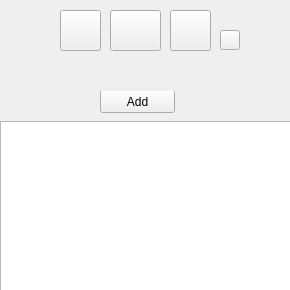
Old version of the form player.ui in the repository Vemestael/PyQT5-Player.
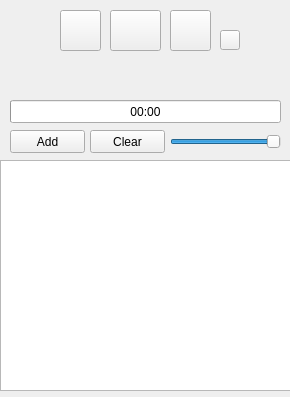
New version of the form. Icons and pictures are not drawn.

Commit message: Added a volume slider, a playlist cleaning button and a progress bar

```diff
--- a/player.ui
+++ b/player.ui
@@ -7,19 +7,19 @@
     <x>0</x>
     <y>0</y>
     <width>290</width>
-    <height>290</height>
+    <height>397</height>
    </rect>
   </property>
   <property name="minimumSize">
    <size>
     <width>290</width>
-    <height>290</height>
+    <height>397</height>
    </size>
   </property>
   <property name="maximumSize">
    <size>
     <width>290</width>
-    <height>290</height>
+    <height>397</height>
    </size>
   </property>
   <property name="windowTitle">
@@ -29,8 +29,8 @@
    <widget class="QPushButton" name="Add">
     <property name="geometry">
      <rect>
-      <x>100</x>
-      <y>90</y>
+      <x>10</x>
+      <y>130</y>
       <width>75</width>
       <height>23</height>
      </rect>
@@ -115,9 +115,9 @@
     <property name="geometry">
      <rect>
       <x>0</x>
-      <y>121</y>
+      <y>160</y>
       <width>291</width>
-      <height>171</height>
+      <height>231</height>
      </rect>
     </property>
    </widget>
@@ -160,6 +160,60 @@
      </size>
     </property>
    </widget>
+   <widget class="QProgressBar" name="progressBar">
+    <property name="geometry">
+     <rect>
+      <x>10</x>
+      <y>100</y>
+      <width>271</width>
+      <height>23</height>
+     </rect>
+    </property>
+    <property name="maximum">
+     <number>100</number>
+    </property>
+    <property name="value">
+     <number>0</number>
+    </property>
+    <property name="format">
+     <string>%v0:%v0</string>
+    </property>
+   </widget>
+   <widget class="QPushButton" name="Clear">
+    <property name="geometry">
+     <rect>
+      <x>90</x>
+      <y>130</y>
+      <width>75</width>
+      <height>23</height>
+     </rect>
+    </property>
+    <property name="text">
+     <string>Clear</string>
+    </property>
+   </widget>
+   <widget class="QSlider" name="Volume">
+    <property name="geometry">
+     <rect>
+      <x>170</x>
+      <y>131</y>
+      <width>111</width>
+      <height>21</height>
+     </rect>
+    </property>
+    <property name="maximum">
+     <number>100</number>
+    </property>
+    <property name="value">
+     <number>100</number>
+    </property>
+    <property name="tracking">
+     <bool>true</bool>
+    </property>
+    <property name="orientation">
+     <enum>Qt::Horizontal</enum>
+    </property>
+   </widget>
   </widget>
  </widget>
  <resources/>
```
The commit also changes 2 other files.
